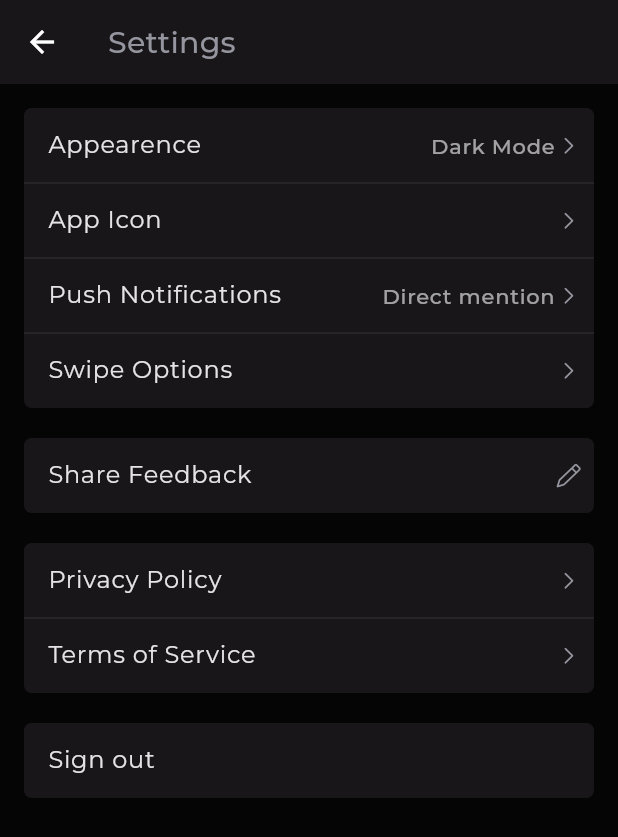
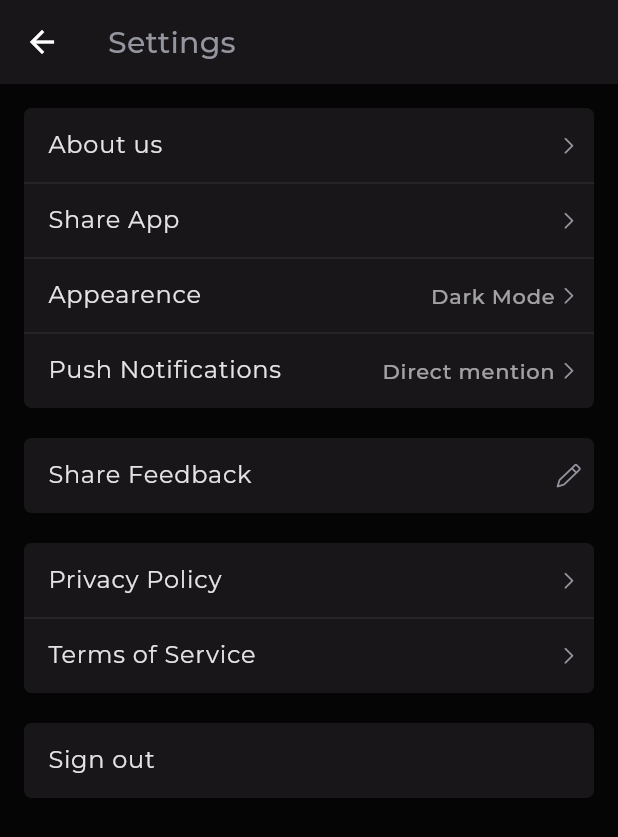
Before and after one commit to Seven-112/flutter-GitConnect, a Flutter app: the SettingsPage screen opened directly, on a phone screen of 412 x 824 dp. Shown: the top 837 px of the screen. Run offline on Flutter 3.47's test engine with Material 2 defaults, Android fonts, the phone set to English and light mode, and no system bars; our stand-ins replace bloc, cached_network_image, dio, equatable, flutter_bloc, flutter_markdown and 9 more; missing offline and left inert: build_context, markdown; accounts and stored records are empty.

Commit message:
📃Add about us screen

```diff
--- a/lib/ui/page/settings/settings_page.dart
+++ b/lib/ui/page/settings/settings_page.dart
@@ -2,18 +2,19 @@ import 'package:flutter/material.dart';
 import 'package:flutter_github_connect/helper/GIcons.dart';
 import 'package:flutter_github_connect/helper/shared_prefrence_helper.dart';
 import 'package:flutter_github_connect/ui/page/common/under_development.dart';
+import 'package:flutter_github_connect/ui/page/settings/about_us.dart';
 import 'package:flutter_github_connect/ui/page/splash.dart';
 import 'package:flutter_github_connect/ui/theme/custom_theme.dart';
 import 'package:flutter_github_connect/ui/theme/export_theme.dart';
+import 'package:flutter_github_connect/ui/widgets/g_app_bar_title.dart';
 import 'package:flutter_github_connect/ui/widgets/g_card.dart';
 import 'package:get_it/get_it.dart';
 
 class SettingsPage extends StatelessWidget {
- final GlobalKey<ScaffoldState> scaffoldKey = GlobalKey<ScaffoldState>();
+  final GlobalKey<ScaffoldState> scaffoldKey = GlobalKey<ScaffoldState>();
   SettingsPage({Key key}) : super(key: key);
   Widget _getUtilRos(context, String text,
       {Function onPressed,
-      Color color,
       IconData icon = GIcons.chevron_right_24,
       String selectedText = ""}) {
     return Row(
@@ -48,21 +49,22 @@ class SettingsPage extends StatelessWidget {
       child: Column(
         crossAxisAlignment: CrossAxisAlignment.start,
         children: <Widget>[
-          _getUtilRos(context, "Appearence",
-              color: GColors.green, selectedText: CustomTheme.instanceOf(context).isDarkMode ? "Dark Mode" : "Light Mode", onPressed: () {
-            _changeTheme(
-                context,
-                CustomTheme.instanceOf(context).toggle);
+          _getUtilRos(context, "About us", onPressed: () {
+            Navigator.push(
+                context, MaterialPageRoute(builder: (_) => AboutUsPage()));
           }),
           Divider(height: 0),
-          _getUtilRos(context, "App Icon",
-              color: GColors.blue, selectedText: "  "),
+          _getUtilRos(context, "Share App", selectedText: "  "),
+          Divider(height: 0),
+          _getUtilRos(context, "Appearence",
+              selectedText: CustomTheme.instanceOf(context).isDarkMode
+                  ? "Dark Mode"
+                  : "Light Mode", onPressed: () {
+            _changeTheme(context, CustomTheme.instanceOf(context).toggle);
+          }),
           Divider(height: 0),
           _getUtilRos(context, "Push Notifications",
-              color: GColors.purple,
               selectedText: "Direct mention"),
-          Divider(height: 0),
-          _getUtilRos(context, "Swipe Options", color: GColors.orange),
         ],
       ),
     );
@@ -77,7 +79,6 @@ class SettingsPage extends StatelessWidget {
           _getUtilRos(
             context,
             "Share Feedback",
-            color: GColors.green,
             icon: GIcons.pencil_24,
           ),
         ],
@@ -91,9 +92,9 @@ class SettingsPage extends StatelessWidget {
       child: Column(
         crossAxisAlignment: CrossAxisAlignment.start,
         children: <Widget>[
-          _getUtilRos(context, "Privacy Policy", color: GColors.green),
+          _getUtilRos(context, "Privacy Policy"),
           Divider(height: 0),
-          _getUtilRos(context, "Terms of Service", color: GColors.blue),
+          _getUtilRos(context, "Terms of Service"),
         ],
       ),
     );
@@ -105,8 +106,7 @@ class SettingsPage extends StatelessWidget {
       child: Column(
         crossAxisAlignment: CrossAxisAlignment.start,
         children: <Widget>[
-          _getUtilRos(context, "Sign out", color: GColors.green, icon: null,
-              onPressed: () {
+          _getUtilRos(context, "Sign out", icon: null, onPressed: () {
             /// [Todo] Temprary workaround for logout
             final getIt = GetIt.instance;
             final prefs = getIt<SharedPrefrenceHelper>();
@@ -134,7 +134,9 @@ class SettingsPage extends StatelessWidget {
       backgroundColor: Theme.of(context).backgroundColor,
       appBar: AppBar(
         elevation: 0,
-        title: Text("Settings"),
+        title: GAppBarTitle(
+          title: "Settings",
+        ),
         backgroundColor: Theme.of(context).colorScheme.surface,
       ),
       body: Container(
```
Also changed, not shown: lib/ui/page/settings/about_us.dart (added, +145 -0 lines).
